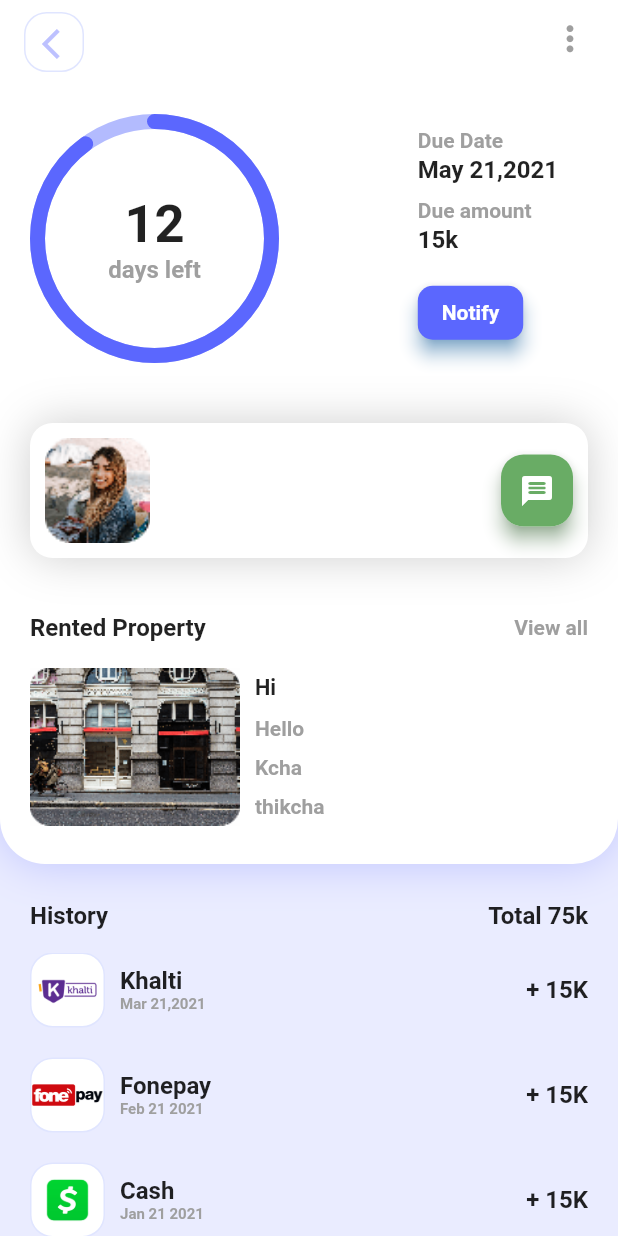
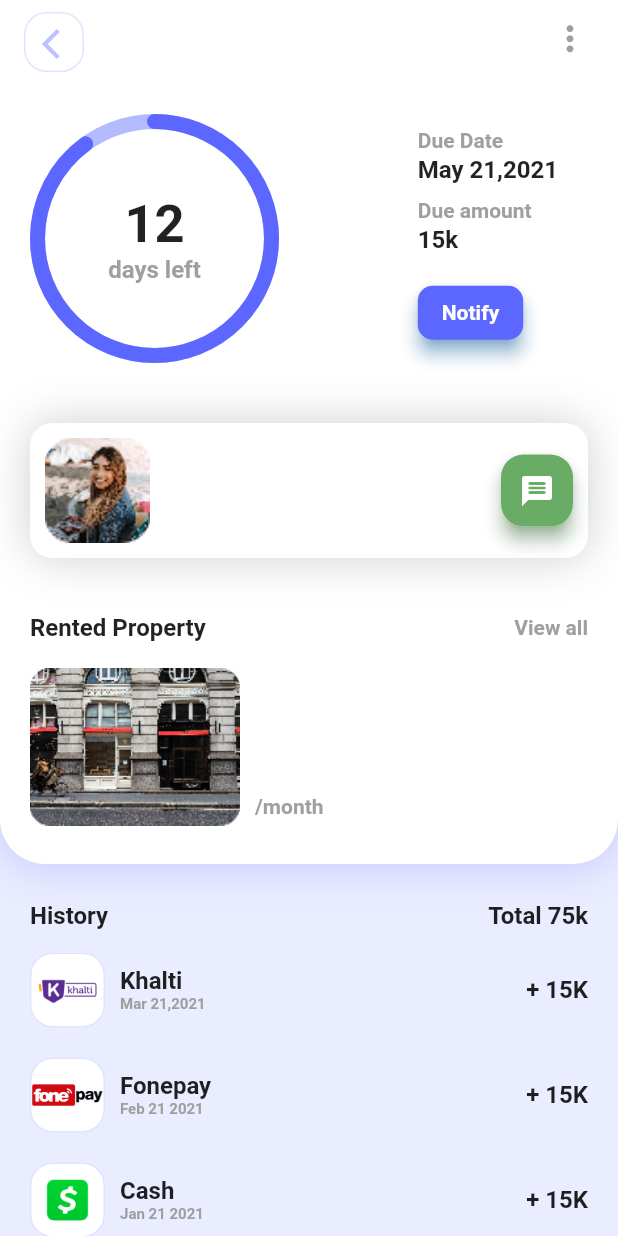
Before and after one commit to rahapal/Rentapp, a Flutter app: the DetailsPage screen opened directly with empty values, on a phone screen of 412 x 824 dp. Run offline on Flutter 3.47's test engine with Material 2 defaults, Android fonts, the phone set to English and light mode, and no system bars; drawn by our look-alikes of percent_indicator; our stand-ins replace hive, hive_flutter; accounts and stored records are empty.

Commit message:
property details done

```diff
--- a/lib/pages/detailscreen/detailspage.dart
+++ b/lib/pages/detailscreen/detailspage.dart
@@ -2,7 +2,7 @@ import 'package:flutter/material.dart';
 import 'package:provider/provider.dart';
 import 'package:rentapp/controller/provider.dart';
 import 'package:rentapp/model/property.dart';
-import 'package:rentapp/pages/filldetailspage/renteedetails.dart';
+import 'package:rentapp/pages/filldetailspage/fillrenteedetails.dart';
 import 'package:rentapp/route/route.dart' as route;
 
 import 'historytopbar.dart';
@@ -120,7 +120,7 @@ class _DetailsPageState extends State<DetailsPage> {
                     SizedBox(
                       height: 37,
                     ),
-                    RentedPropertyDetails(),
+                    RentedPropertyDetails(getdetails: widget.getdetails),
                   ],
                 ),
               ),
--- a/lib/pages/detailscreen/rentedpropertydetails.dart
+++ b/lib/pages/detailscreen/rentedpropertydetails.dart
@@ -1,49 +1,18 @@
 import 'package:flutter/material.dart';
-import 'package:hive_flutter/hive_flutter.dart';
+import 'package:provider/provider.dart';
 import 'package:rentapp/model/property.dart';
-import 'package:rentapp/model/rentee.dart';
+
+import '../../controller/provider.dart';
 
 class RentedPropertyDetails extends StatefulWidget {
-  const RentedPropertyDetails({super.key});
+  Property getdetails;
+  RentedPropertyDetails({super.key, required this.getdetails});
 
   @override
   State<RentedPropertyDetails> createState() => _RentedPropertyDetailsState();
 }
 
 class _RentedPropertyDetailsState extends State<RentedPropertyDetails> {
-  // late Box<Property> Pbox;
-  // String name = 'Commercial Shutter';
-  // String address = 'Trademall,Pokhara';
-  // String description = '12,00 sq.ft·2 rooms';
-  // String price = '15/month';
-  // @override
-  // void initState() {
-  //   Pbox = Hive.box<Property>('property');
-  //   Pbox.add(
-  //     Property(
-  //         name: name,
-  //         address: address,
-  //         description: description,
-  //         price: price,
-  //         image: '',
-  //         size: '',
-  //         status: '',
-  //         propertyId: '',
-  //         rentee: Rentee(
-  //           agreementimage: '',
-  //           citizenimage: '',
-  //           businessdetail: '',
-  //           renteeId: '',
-  //           renteeContact: '',
-  //           renteeEmail: '',
-  //           renteeName: '',
-  //         )),
-  //   );
-  //   super.initState();
-  //   print("PBOX Values");
-  //   print(Pbox.values);
-  // }
-
   @override
   Widget build(BuildContext context) {
     return Column(
@@ -79,26 +48,26 @@ class _RentedPropertyDetailsState extends State<RentedPropertyDetails> {
             const SizedBox(width: 10),
             Column(
               crossAxisAlignment: CrossAxisAlignment.start,
-              children: const [
+              children: [
                 Text(
-                  'Hi',
+                  widget.getdetails.name,
                   style: TextStyle(fontWeight: FontWeight.bold, fontSize: 14.5),
                 ),
                 SizedBox(height: 10),
                 Text(
-                  'Hello',
+                  widget.getdetails.address,
                   style: TextStyle(
                       color: Color(0xFF9f9f9f), fontWeight: FontWeight.bold),
                 ),
                 SizedBox(height: 10),
                 Text(
-                  'Kcha',
+                  widget.getdetails.size,
                   style: TextStyle(
                       color: Color(0xFF9f9f9f), fontWeight: FontWeight.bold),
                 ),
                 SizedBox(height: 10),
                 Text(
-                  'thikcha',
+                  '${widget.getdetails.price}/month',
                   style: TextStyle(
                       color: Color(0xFF9f9f9f), fontWeight: FontWeight.bold),
                 ),
--- a/lib/pages/detailscreen/userdetail.dart
+++ b/lib/pages/detailscreen/userdetail.dart
@@ -10,29 +10,6 @@ class UserDetail extends StatefulWidget {
 }
 
 class _UserDetailState extends State<UserDetail> {
-  // late Box<Rentee> Rbox;
-  // String name = 'Reena Parajuli';
-  // String contact = '9816273940';
-
-  // @override
-  // void initState() {
-  //   Rbox = Hive.box<Rentee>('rentee');
-  //   //add details of rentee
-  //   Rbox.add(
-  //     Rentee(
-  //       renteeContact: contact,
-  //       renteeEmail: '',
-  //       renteeName: name,
-  //       agreementimage: '',
-  //       citizenimage: '',
-  //       businessdetail: '',
-  //       renteeId: '',
-  //     ),
-  //   );
-
-  //   super.initState();
-  // }
-
   @override
   Widget build(BuildContext context) {
     return Container(
@@ -73,13 +50,13 @@ class _UserDetailState extends State<UserDetail> {
                   mainAxisAlignment: MainAxisAlignment.center,
                   children: [
                     Text(
-                      widget.getdetails.rentee.renteeId,
+                      widget.getdetails.rentee.renteeName,
                       style:
                           TextStyle(fontWeight: FontWeight.bold, fontSize: 7),
                     ),
                     SizedBox(height: 10),
                     Text(
-                      widget.getdetails.name,
+                      widget.getdetails.rentee.renteeContact,
                       style: TextStyle(
                         color: Color(0xFF9f9f9f),
                         fontSize: 15,
```
Also changed, not shown: lib/pages/viewpage/bodypart.dart (+0 -162 lines), lib/pages/filldetailspage/fillpropertydetails.dart (renamed from lib/pages/filldetailspage/propertydetails.dart), lib/pages/filldetailspage/fillrenteedetails.dart (renamed from lib/pages/filldetailspage/renteedetails.dart).
